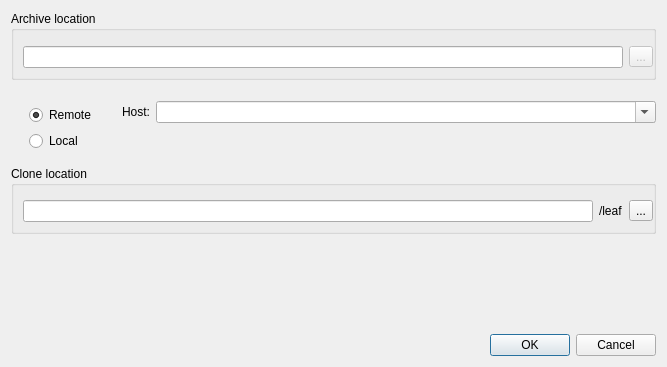
Old version of the form src/App/CloneBookDialog.ui in the repository wagenadl/notedeln.
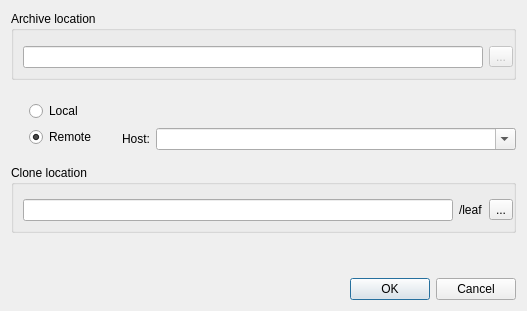
New version of the form.

Commit message: CloneBookDialog and NewBookDialog now use getExistingDirectory, etc

```diff
--- a/src/App/CloneBookDialog.ui
+++ b/src/App/CloneBookDialog.ui
@@ -6,8 +6,8 @@
    <rect>
     <x>0</x>
     <y>0</y>
-    <width>667</width>
-    <height>367</height>
+    <width>527</width>
+    <height>311</height>
    </rect>
   </property>
   <property name="windowTitle">
@@ -70,24 +70,14 @@
           <number>0</number>
          </property>
          <property name="topMargin">
-          <number>4</number>
+          <number>0</number>
          </property>
          <property name="rightMargin">
           <number>0</number>
          </property>
          <property name="bottomMargin">
-          <number>0</number>
+          <number>3</number>
          </property>
-         <item>
-          <widget class="QRadioButton" name="remote">
-           <property name="text">
-            <string>Remote</string>
-           </property>
-           <property name="checked">
-            <bool>true</bool>
-           </property>
-          </widget>
-         </item>
          <item>
           <widget class="QRadioButton" name="local">
            <property name="text">
@@ -98,6 +88,16 @@
            </property>
           </widget>
          </item>
+         <item>
+          <widget class="QRadioButton" name="remote">
+           <property name="text">
+            <string>Remote</string>
+           </property>
+           <property name="checked">
+            <bool>true</bool>
+           </property>
+          </widget>
+         </item>
         </layout>
        </widget>
       </item>
@@ -119,6 +119,22 @@
          <property name="bottomMargin">
           <number>0</number>
          </property>
+         <item>
+          <spacer name="verticalSpacer_2">
+           <property name="orientation">
+            <enum>Qt::Vertical</enum>
+           </property>
+           <property name="sizeType">
+            <enum>QSizePolicy::MinimumExpanding</enum>
+           </property>
+           <property name="sizeHint" stdset="0">
+            <size>
+             <width>20</width>
+             <height>0</height>
+            </size>
+           </property>
+          </spacer>
+         </item>
          <item>
           <widget class="QWidget" name="widget_4" native="true">
            <property name="enabled">
@@ -160,22 +176,6 @@
            </layout>
           </widget>
          </item>
-         <item>
-          <spacer name="verticalSpacer_2">
-           <property name="orientation">
-            <enum>Qt::Vertical</enum>
-           </property>
-           <property name="sizeType">
-            <enum>QSizePolicy::MinimumExpanding</enum>
-           </property>
-           <property name="sizeHint" stdset="0">
-            <size>
-             <width>20</width>
-             <height>0</height>
-            </size>
-           </property>
-          </spacer>
-         </item>
         </layout>
        </widget>
       </item>
```
The commit also changes 5 other files.
